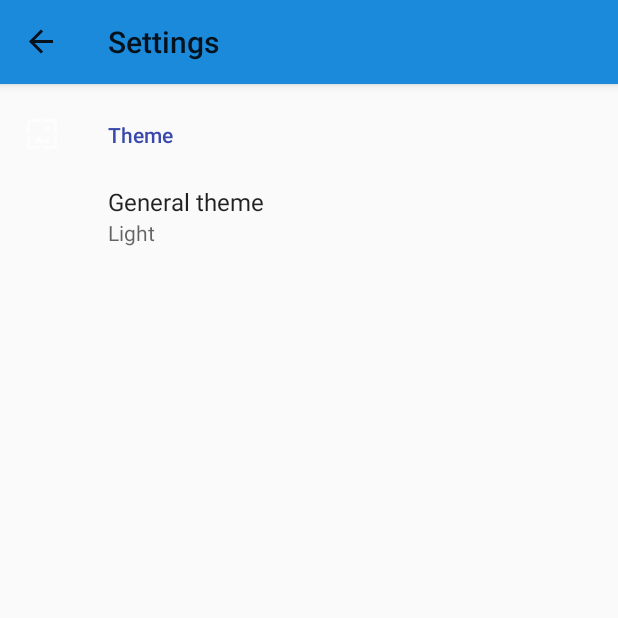
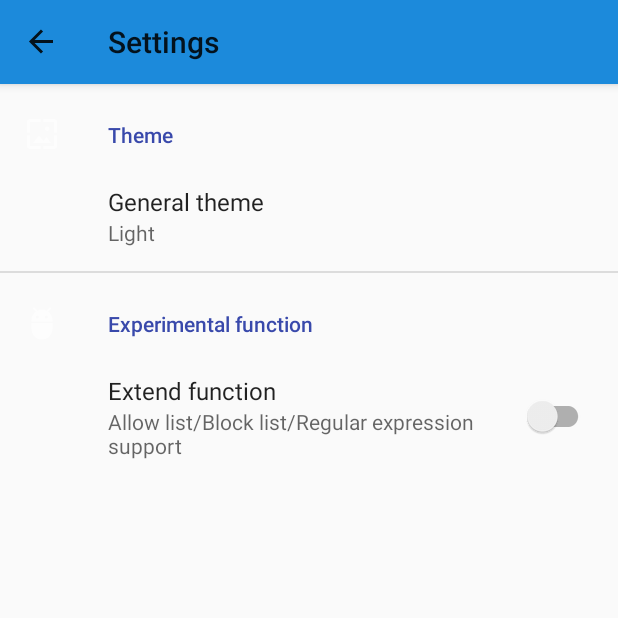
Before and after one commit to Jasper-1024/DeepSleep, an Android app: the SettingsFragment screen opened through its navigation route, on a phone screen of 412 x 824 dp, the top half of it. Run offline under Robolectric (Android 15) with nearby library versions, the phone set to English and light mode, and no system bars; our stand-ins replace Room's generated code, androidx.preference, navigation-ui; pictures from the network do not load; 3 statements that could not run were skipped.

Commit message:
setting - 添加 extend 开关

```diff
--- a/app/src/main/java/com/js/deepsleep/ui/app/HandleApp.kt
+++ b/app/src/main/java/com/js/deepsleep/ui/app/HandleApp.kt
@@ -2,6 +2,8 @@ package com.js.deepsleep.ui.app
 
 import android.view.View
 import androidx.navigation.findNavController
+import androidx.preference.PreferenceManager
+import com.js.deepsleep.BasicApp
 import com.js.deepsleep.data.db.entity.AppInfo
 import com.js.deepsleep.data.db.entity.AppSt
 import com.js.deepsleep.ui.databinding.item.BaseItemHandle
@@ -20,11 +22,20 @@ class HandleApp(private val appViewModel: AppViewModel) : BaseItemHandle() {
     }
 
     fun onClick(view: View, appInfo: AppInfo) {
-        val direction = AppFragmentDirections.actionAppFragmentToExtendFragment(
-            appInfo.packageName,
-            appInfo.label
-        )
-        view.findNavController().navigate(direction)
+
+        // 获取拓展功能是否开启
+        val sharedPreferences =
+            PreferenceManager.getDefaultSharedPreferences(BasicApp.context)
+        val extendEnable = sharedPreferences.getBoolean("ExtendEnable", false)
+
+        if (extendEnable) {
+            // 跳转 extend
+            val direction = AppFragmentDirections.actionAppFragmentToExtendFragment(
+                appInfo.packageName,
+                appInfo.label
+            )
+            view.findNavController().navigate(direction)
+        }
     }
 
 //    fun onLongClick(view: View, appInfo: AppInfo): Boolean {
--- /dev/null
+++ b/app/src/main/res/drawable/ic_other_24dp.xml
@@ -0,0 +1,11 @@
+<vector xmlns:android="http://schemas.android.com/apk/res/android"
+    android:width="24dp"
+    android:height="24dp"
+    android:autoMirrored="true"
+    android:tint="#FFFFFF"
+    android:viewportWidth="24.0"
+    android:viewportHeight="24.0">
+    <path
+        android:fillColor="?attr/colorControlNormal"
+        android:pathData="M5,16c0,3.87 3.13,7 7,7s7,-3.13 7,-7v-4L5,12v4zM16.12,4.37l2.1,-2.1 -0.82,-0.83 -2.3,2.31C14.16,3.28 13.12,3 12,3s-2.16,0.28 -3.09,0.75L6.6,1.44l-0.82,0.83 2.1,2.1C6.14,5.64 5,7.68 5,10v1h14v-1c0,-2.32 -1.14,-4.36 -2.88,-5.63zM9,9c-0.55,0 -1,-0.45 -1,-1s0.45,-1 1,-1 1,0.45 1,1 -0.45,1 -1,1zM15,9c-0.55,0 -1,-0.45 -1,-1s0.45,-1 1,-1 1,0.45 1,1 -0.45,1 -1,1z" />
+</vector>
--- a/app/src/main/res/values/strings.xml
+++ b/app/src/main/res/values/strings.xml
@@ -50,4 +50,8 @@
     <string name="License">License</string>
     <string name="donate">Donate?</string>
     <string name="donateErr">您未安装支付宝或启动异常..😂..</string>
+    <string name="other">Other</string>
+    <string name="Extend">Extend function</string>
+    <string name="experimental">Experimental function</string>
+    <string name="Extend_summary">Allow list/Block list/Regular expression support</string>
 </resources>
--- a/app/src/main/res/xml/settings.xml
+++ b/app/src/main/res/xml/settings.xml
@@ -17,4 +17,18 @@
             app:useSimpleSummaryProvider="true" />
 
     </PreferenceCategory>
+
+    <PreferenceCategory
+        android:icon="@drawable/ic_other_24dp"
+        android:key="experimental"
+        android:title="@string/experimental">
+
+        <SwitchPreferenceCompat
+            app:defaultValue="false"
+            app:key="ExtendEnable"
+            app:summary="@string/Extend_summary"
+            app:title="@string/Extend" />
+
+    </PreferenceCategory>
+
 </PreferenceScreen>
```
Also changed, not shown: 1 other file.
